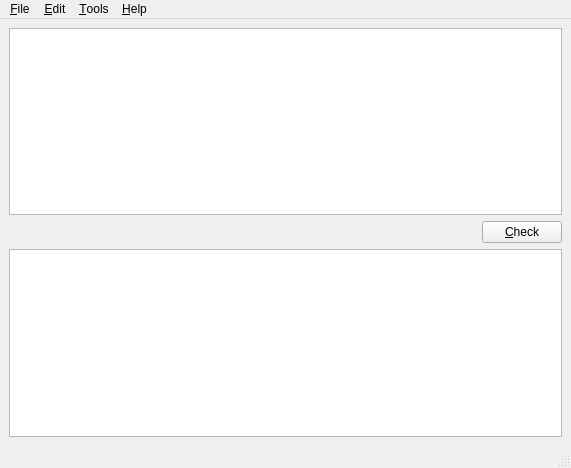
Above: mainwindow.ui from steven-ban/PatentCheck before the change. Below: the same form after it.
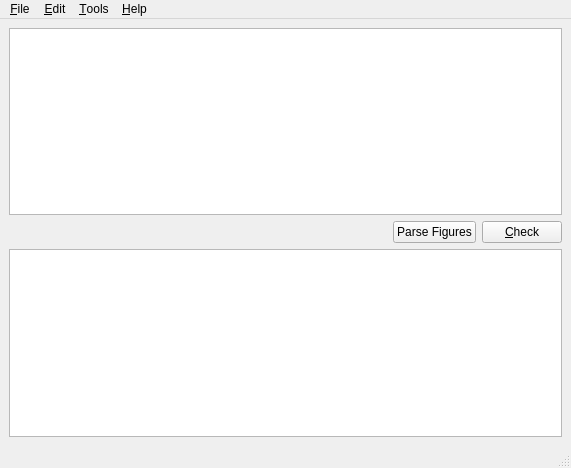
That is the form after the change.

What changed in the file:
```diff
--- a/mainwindow.ui
+++ b/mainwindow.ui
@@ -33,6 +33,13 @@
         </property>
        </spacer>
       </item>
+      <item>
+       <widget class="QPushButton" name="parseFiguresButton">
+        <property name="text">
+         <string>Parse Figures</string>
+        </property>
+       </widget>
+      </item>
       <item>
        <widget class="QPushButton" name="checkButton">
         <property name="text">
```
